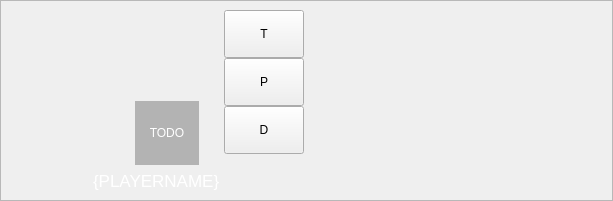
This is branches/macjariel/client/localplayerwidget.ui in kubos741/kbang as Qt 5 draws it before an edit. The edited form follows.
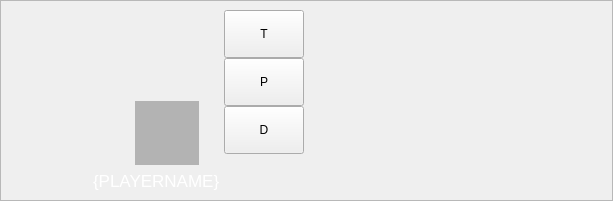
This is the edited form. Custom widgets are drawn as their Qt base class.

```diff
--- a/branches/macjariel/client/localplayerwidget.ui
+++ b/branches/macjariel/client/localplayerwidget.ui
@@ -159,7 +159,7 @@
 font: oblique 7pt "DejaVu Sans";</string>
               </property>
               <property name="text" >
-               <string>TODO</string>
+               <string/>
               </property>
               <property name="textFormat" >
                <enum>Qt::LogText</enum>
```
Left out of the diff: 2 changed lines with no effect on the pictures.
